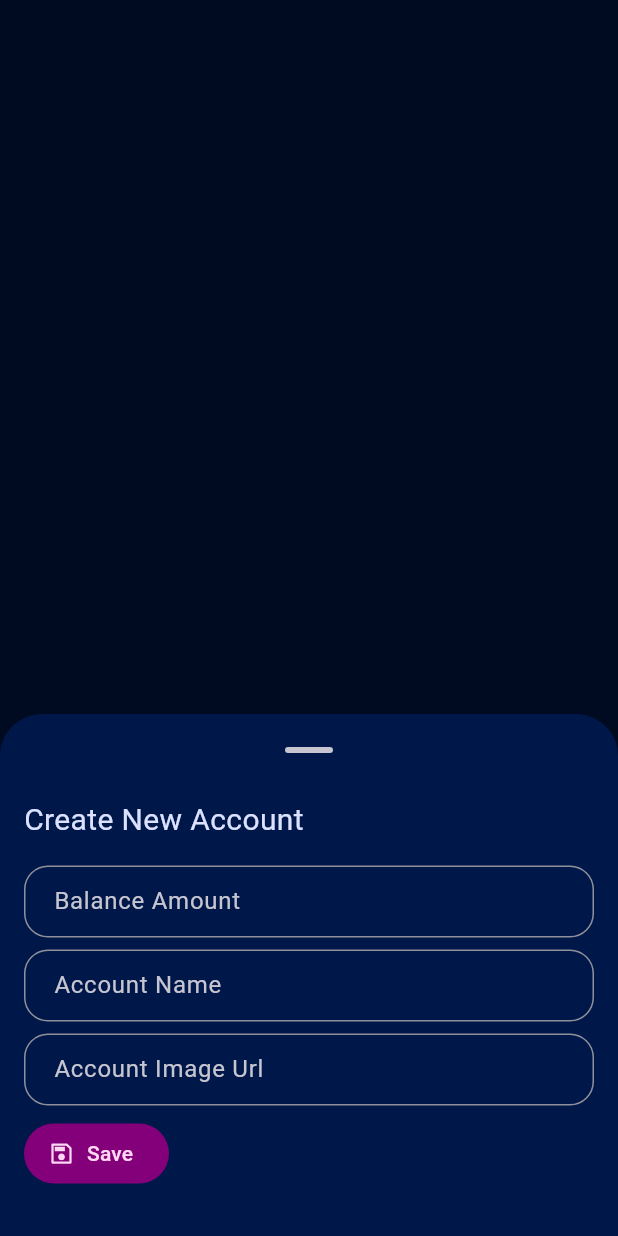
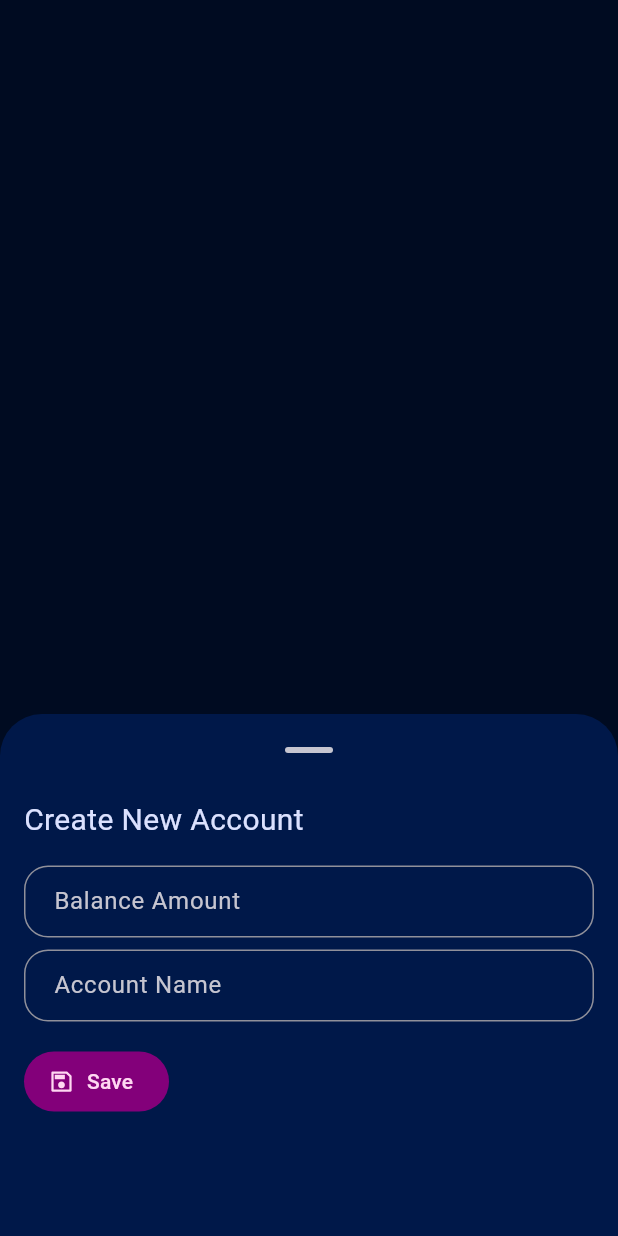
Before and after one commit to amitverma-cf/BudgetTracker, a Flutter app: what createNewAccount() shows on an empty page, opened directly with empty values, on a phone screen of 412 x 824 dp. Run offline on Flutter 3.47's test engine with Material 2 defaults, Android fonts, the phone set to English and light mode, and no system bars; our stand-ins replace flutter_keyboard_visibility, flutter_riverpod, go_router, hive, hive_flutter, remixicon and 2 more; accounts and stored records are empty; generated files the repository leaves out were written again.

Commit message:
Budget Tracker - MyFinance: 1.01

```diff
--- a/lib/core/accounts/create_account.dart
+++ b/lib/core/accounts/create_account.dart
@@ -70,17 +70,17 @@ Future<dynamic> createNewAccount(
                     ),
                   ),
                   const SizedBox(height: 8.0),
-                  TextField(
-                    controller: imgUrlCtrl,
-                    decoration: const InputDecoration(
-                      border: OutlineInputBorder(
-                          borderRadius:
-                              BorderRadius.all(Radius.circular(16.0))),
-                      contentPadding:
-                          EdgeInsets.symmetric(horizontal: 16.0, vertical: 8.0),
-                      hintText: "Account Image Url",
-                    ),
-                  ),
+                  // TextField(
+                  //   controller: imgUrlCtrl,
+                  //   decoration: const InputDecoration(
+                  //     border: OutlineInputBorder(
+                  //         borderRadius:
+                  //             BorderRadius.all(Radius.circular(16.0))),
+                  //     contentPadding:
+                  //         EdgeInsets.symmetric(horizontal: 16.0, vertical: 8.0),
+                  //     hintText: "Account Image Url",
+                  //   ),
+                  // ),
                   const SizedBox(height: 8.0),
                   FilledButton.tonalIcon(
                     onPressed: () {
```
Also changed, not shown: lib/core/category/create_category.dart (+11 -11 lines).
